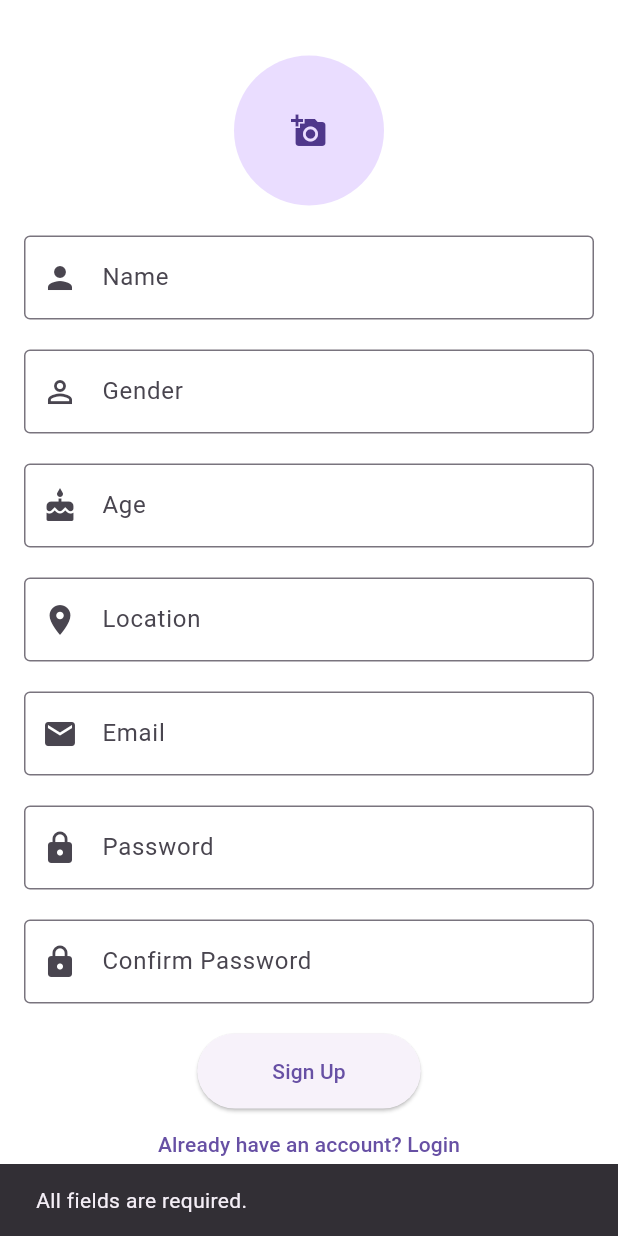
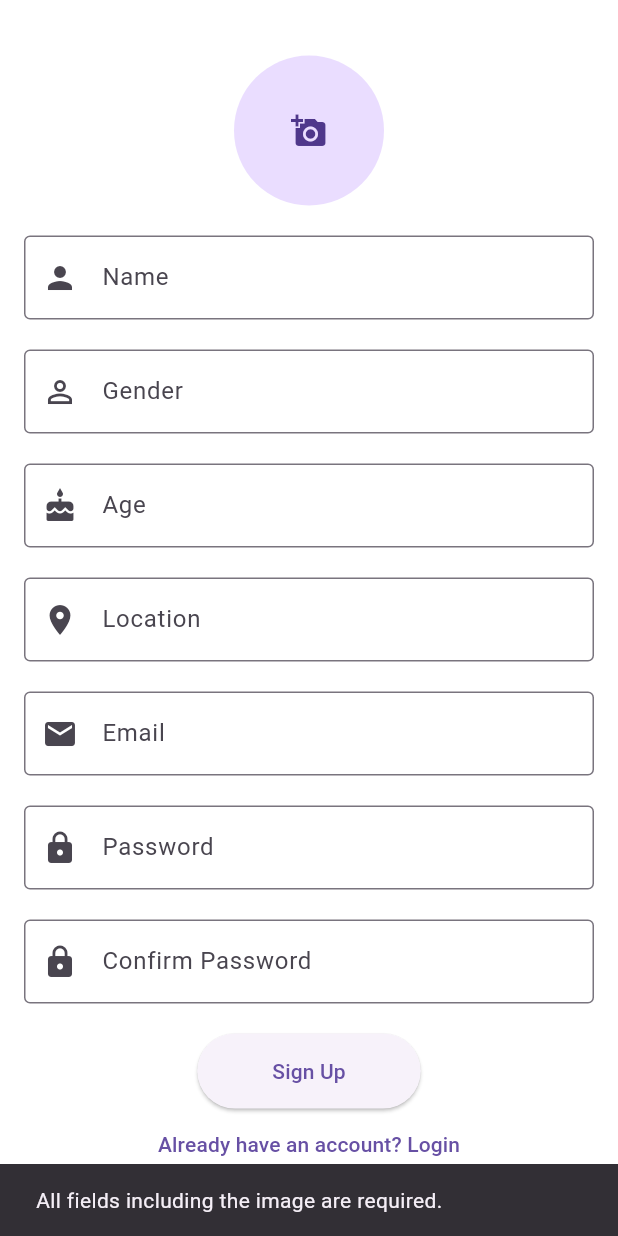
Before and after one commit to burhanaamir/watch-hub, a Flutter app: the SignUpScreen screen opened directly, after a tap on "Sign Up", on a phone screen of 412 x 824 dp. Run offline on Flutter 3.47's test engine with Material 3 defaults, Android fonts, the light colour scheme and no system bars; our stand-ins replace carousel_slider, cloud_firestore, firebase_auth, firebase_core, firebase_storage, flutter_rating_bar and 2 more; missing offline and left inert: dart:js; accounts and stored records are empty; network calls fail.

Commit message:
9-june-2024 8 55

```diff
--- a/lib/login_screen.dart
+++ b/lib/login_screen.dart
@@ -54,9 +54,9 @@ class _LoginScreenState extends State<LoginScreen> {
               mainAxisAlignment: MainAxisAlignment.center,
               children: [
                 CircleAvatar(
-                  radius: 50.0,
+                  radius: 60.0,
                   backgroundImage:
-                  NetworkImage('https://encrypted-tbn0.gstatic.com/images?q=tbn:ANd9GcT4Sdk-LWMWvsPWGGEmi81CogxN8e3aEllFbA&s'),
+                  NetworkImage('https://encrypted-tbn0.gstatic.com/images?q=tbn:ANd9GcQ5d5RGlV8lAzTiOU6JGPMdBdk6QxVjotQPig&s'),
                   backgroundColor: Colors.transparent,
                 ),
                 SizedBox(height: 20),
--- a/lib/signup_screen.dart
+++ b/lib/signup_screen.dart
@@ -50,9 +50,10 @@ class _SignUpScreenState extends State<SignUpScreen> {
         _nameController.text.isEmpty ||
         _genderController.text.isEmpty ||
         _ageController.text.isEmpty ||
-        _locationController.text.isEmpty) {
+        _locationController.text.isEmpty ||
+        (webImage == null && _image == null)) {
       ScaffoldMessenger.of(context).showSnackBar(
-        SnackBar(content: Text('All fields are required.')),
+        SnackBar(content: Text('All fields including the image are required.')),
       );
       return;
     }
```
Also changed, not shown: lib/home_screen.dart (+24 -5 lines).
